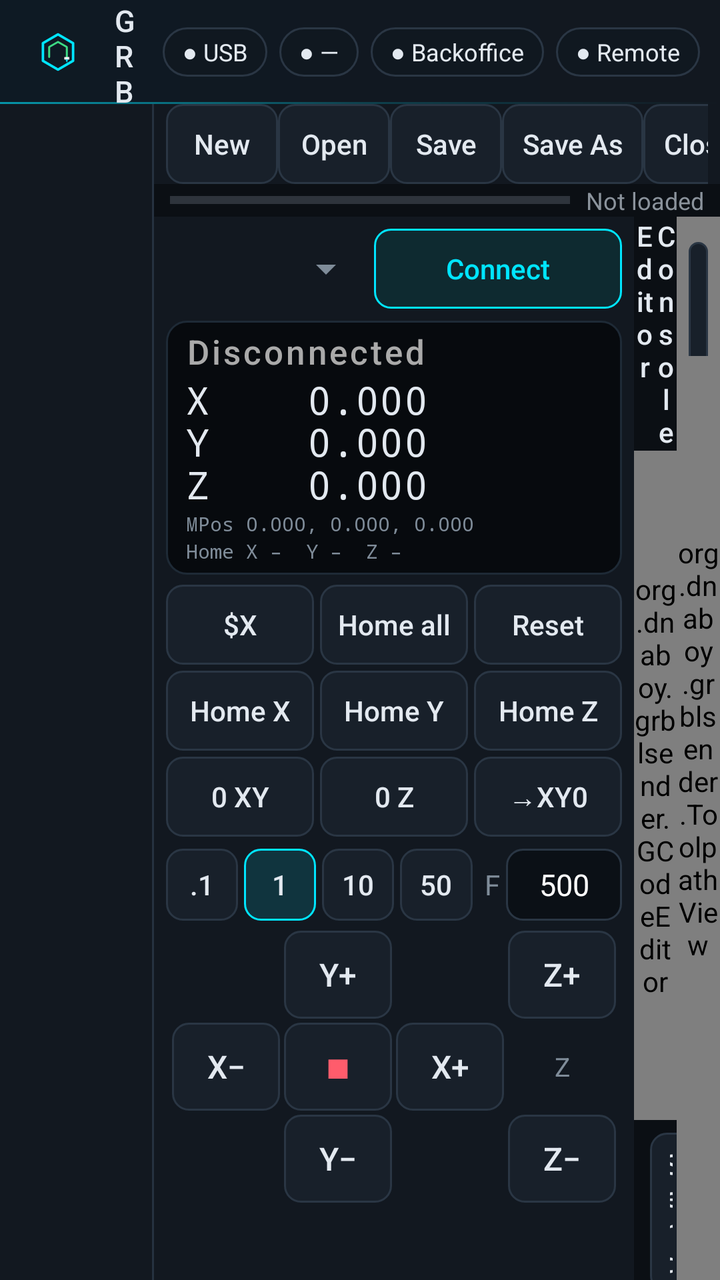
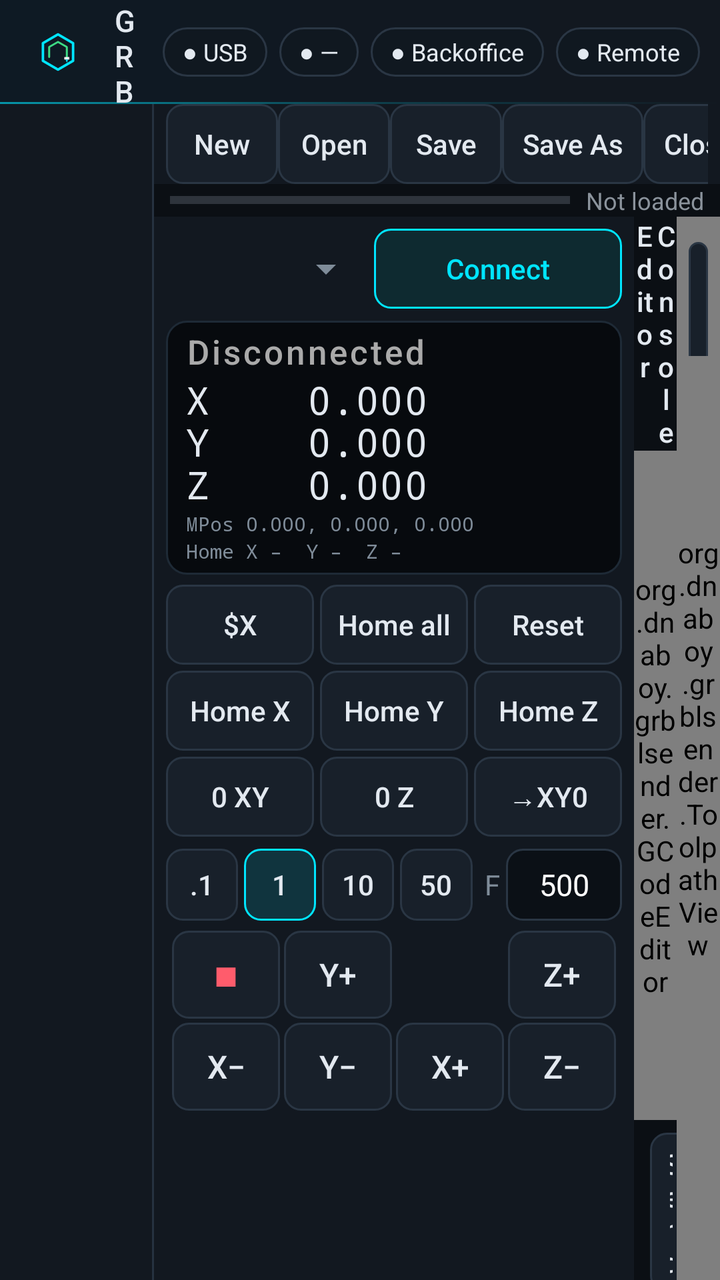

Two renders of the same Android screen: before a commit and after it. Below are the layout's source before the change and the commit's diff.
<!-- AndroidManifest.xml: application theme AppTheme -->
<!-- res/layout/activity_main.xml -->
<?xml version="1.0" encoding="utf-8"?>
<LinearLayout xmlns:android="http://schemas.android.com/apk/res/android"
    android:layout_width="match_parent"
    android:layout_height="match_parent"
    android:orientation="vertical"
    android:background="@color/bg"
    android:keepScreenOn="true">

    
    <LinearLayout
        android:id="@+id/titleBar"
        android:layout_width="match_parent"
        android:layout_height="52dp"
        android:background="@drawable/titlebar_bg"
        android:gravity="center_vertical"
        android:orientation="horizontal"
        android:paddingStart="12dp"
        android:paddingEnd="10dp">

        <ImageView
            android:layout_width="34dp"
            android:layout_height="34dp"
            android:contentDescription="Grbl Sender"
            android:src="@drawable/ic_launcher_fg"
            android:scaleType="fitCenter" />

        <LinearLayout
            android:layout_width="0dp"
            android:layout_height="wrap_content"
            android:layout_weight="1"
            android:layout_marginStart="10dp"
            android:orientation="vertical">

            <TextView
                android:id="@+id/txtTitle"
                android:layout_width="wrap_content"
                android:layout_height="wrap_content"
                android:fontFamily="sans-serif-medium"
                android:letterSpacing="0.18"
                android:text="GRBL SENDER"
                android:textColor="@color/text"
                android:textSize="15sp" />

            <TextView
                android:id="@+id/txtFile"
                android:layout_width="wrap_content"
                android:layout_height="wrap_content"
                android:ellipsize="middle"
                android:fontFamily="monospace"
                android:maxWidth="360dp"
                android:singleLine="true"
                android:text="No file"
                android:textColor="@color/muted"
                android:textSize="12sp" />
        </LinearLayout>

        <TextView android:id="@+id/chipUsb" style="@style/Chip" android:text="● USB" />
        <TextView android:id="@+id/chipMachine" style="@style/Chip" android:text="● —" />
        <TextView android:id="@+id/chipCloud" style="@style/Chip" android:text="● Backoffice" />
        <TextView android:id="@+id/chipRemote" style="@style/Chip" android:text="● Remote" />
        <TextView android:id="@+id/chipCamera" style="@style/Chip" android:text="● Camera LIVE" android:visibility="gone" />
    </LinearLayout>

    <LinearLayout
        android:layout_width="match_parent"
        android:layout_height="0dp"
        android:layout_weight="1"
        android:orientation="horizontal">

        
        <LinearLayout
            android:id="@+id/navRail"
            android:layout_width="76dp"
            android:layout_height="match_parent"
            android:background="@color/panel"
            android:gravity="center_horizontal"
            android:orientation="vertical"
            android:paddingTop="8dp"
            android:paddingStart="6dp"
            android:paddingEnd="6dp" />

        <View
            android:id="@+id/navDivider"
            android:layout_width="1dp"
            android:layout_height="match_parent"
            android:background="@color/border" />

        <FrameLayout
            android:layout_width="0dp"
            android:layout_height="match_parent"
            android:layout_weight="1">

            
            <LinearLayout
                android:id="@+id/pageControl"
                android:layout_width="match_parent"
                android:layout_height="match_parent"
                android:orientation="vertical">

            
            <LinearLayout
                android:id="@+id/toolbarRow"
                android:layout_width="match_parent"
                android:layout_height="wrap_content"
                android:orientation="horizontal"
                android:gravity="center_vertical"
                android:background="@color/panel"
                android:paddingStart="6dp"
                android:paddingEnd="6dp">

                <HorizontalScrollView
                    android:layout_width="0dp"
                    android:layout_height="wrap_content"
                    android:layout_weight="1"
                    android:scrollbars="none">

                    <LinearLayout
                        android:layout_width="wrap_content"
                        android:layout_height="wrap_content"
                        android:orientation="horizontal">

                        <Button android:id="@+id/btnNew" style="@style/Tb" android:text="New" />
                        <Button android:id="@+id/btnOpen" style="@style/Tb" android:text="Open" />
                        <Button android:id="@+id/btnSave" style="@style/Tb" android:text="Save" />
                        <Button android:id="@+id/btnSaveAs" style="@style/Tb" android:text="Save As" />
                        <Button android:id="@+id/btnClose" style="@style/Tb" android:text="Close" />
                        <View android:layout_width="1dp" android:layout_height="28dp"
                            android:layout_marginStart="6dp" android:layout_marginEnd="6dp" android:background="#3A4048" />
                        <Button android:id="@+id/btnLoad" style="@style/Tb" android:background="@drawable/btn_accent" android:text="⇩ Load" android:textColor="@color/accent" />
                        <Button android:id="@+id/btnRun" style="@style/Tb" android:background="@drawable/btn_run" android:text="▶ Run" android:textColor="@color/ok" />
                        <Button android:id="@+id/btnHold" style="@style/Tb" android:background="@drawable/btn_hold" android:text="❚❚ Hold" android:textColor="@color/warn" />
                        <Button android:id="@+id/btnResume" style="@style/Tb" android:text="Resume" />
                        <Button android:id="@+id/btnStop" style="@style/Tb" android:background="@drawable/btn_stop" android:text="■ Stop" android:textColor="@color/err" />
                    </LinearLayout>
                </HorizontalScrollView>
            </LinearLayout>

            <LinearLayout
                android:id="@+id/progressRow"
                android:layout_width="match_parent"
                android:layout_height="wrap_content"
                android:orientation="horizontal"
                android:gravity="center_vertical"
                android:paddingStart="8dp"
                android:paddingEnd="8dp">

                <ProgressBar
                    android:id="@+id/progress"
                    style="@android:style/Widget.Material.ProgressBar.Horizontal"
                    android:layout_width="0dp"
                    android:layout_height="wrap_content"
                    android:layout_weight="1"
                    android:max="1000" />

                <TextView
                    android:id="@+id/txtJob"
                    android:layout_width="wrap_content"
                    android:layout_height="wrap_content"
                    android:paddingStart="8dp"
                    android:text="Not loaded"
                    android:textColor="#8B939C"
                    android:textSize="12sp" />
            </LinearLayout>

            
            <LinearLayout
                android:layout_width="match_parent"
                android:layout_height="0dp"
                android:layout_weight="1"
                android:orientation="horizontal">

                
                <ScrollView
                    android:id="@+id/leftPanel"
                    android:layout_width="240dp"
                    android:layout_height="match_parent"
                    android:background="@color/panel">

                    <LinearLayout
                        android:layout_width="match_parent"
                        android:layout_height="wrap_content"
                        android:orientation="vertical"
                        android:padding="6dp">

                        <LinearLayout
                            android:layout_width="match_parent"
                            android:layout_height="wrap_content"
                            android:gravity="center_vertical"
                            android:orientation="horizontal">

                            
                            <Spinner
                                android:id="@+id/baud"
                                android:layout_width="104dp"
                                android:layout_height="40dp" />

                            <Button
                                android:id="@+id/btnConnect"
                                style="@style/Btn"
                                android:layout_height="40dp"
                                android:background="@drawable/btn_accent"
                                android:textColor="@color/accent"
                                android:text="Connect" />
                        </LinearLayout>

                        
                        <LinearLayout
                            android:layout_width="match_parent"
                            android:layout_height="wrap_content"
                            android:layout_marginTop="6dp"
                            android:background="@drawable/dro_bg"
                            android:orientation="vertical"
                            android:paddingStart="10dp"
                            android:paddingEnd="8dp"
                            android:paddingTop="4dp"
                            android:paddingBottom="5dp">

                            <TextView
                                android:id="@+id/txtState"
                                android:layout_width="match_parent"
                                android:layout_height="wrap_content"
                                android:fontFamily="sans-serif-medium"
                                android:letterSpacing="0.08"
                                android:singleLine="true"
                                android:text="Disconnected"
                                android:textColor="#AAAAAA"
                                android:textSize="17sp" />

                            <TextView
                                android:id="@+id/txtPos"
                                android:layout_width="match_parent"
                                android:layout_height="wrap_content"
                                android:fontFamily="monospace"
                                android:letterSpacing="0.04"
                                android:lineSpacingMultiplier="0.95"
                                android:text="X    0.000\nY    0.000\nZ    0.000"
                                android:textColor="@color/text"
                                android:textSize="19sp" />

                            <TextView
                                android:id="@+id/txtMPos"
                                android:layout_width="match_parent"
                                android:layout_height="wrap_content"
                                android:fontFamily="monospace"
                                android:singleLine="true"
                                android:text="MPos 0.000, 0.000, 0.000"
                                android:textColor="@color/muted"
                                android:textSize="10sp" />

                            <TextView
                                android:id="@+id/txtHome"
                                android:layout_width="match_parent"
                                android:layout_height="wrap_content"
                                android:fontFamily="monospace"
                                android:singleLine="true"
                                android:text="Home X –  Y –  Z –"
                                android:textColor="@color/muted"
                                android:textSize="10sp" />
                        </LinearLayout>

                        <LinearLayout
                            android:layout_width="match_parent"
                            android:layout_height="wrap_content"
                            android:layout_marginTop="5dp"
                            android:orientation="horizontal">

                            <Button android:id="@+id/btnUnlock" style="@style/BtnRow" android:text="$X" />
                            <Button android:id="@+id/btnHome" style="@style/BtnRow" android:text="Home all" />
                            <Button android:id="@+id/btnReset" style="@style/BtnRow" android:layout_marginEnd="0dp" android:text="Reset" />
                        </LinearLayout>

                        
                        <LinearLayout
                            android:layout_width="match_parent"
                            android:layout_height="wrap_content"
                            android:orientation="horizontal">

                            <Button android:id="@+id/btnHomeX" style="@style/BtnRow" android:text="Home X" />
                            <Button android:id="@+id/btnHomeY" style="@style/BtnRow" android:text="Home Y" />
                            <Button android:id="@+id/btnHomeZ" style="@style/BtnRow" android:layout_marginEnd="0dp" android:text="Home Z" />
                        </LinearLayout>

                        <LinearLayout
                            android:layout_width="match_parent"
                            android:layout_height="wrap_content"
                            android:orientation="horizontal">

                            <Button android:id="@+id/btnZeroXY" style="@style/BtnRow" android:text="0 XY" />
                            <Button android:id="@+id/btnZeroZ" style="@style/BtnRow" android:text="0 Z" />
                            <Button android:id="@+id/btnGoZero" style="@style/BtnRow" android:layout_marginEnd="0dp" android:text="→XY0" />
                        </LinearLayout>

                        
                        <LinearLayout
                            android:layout_width="match_parent"
                            android:layout_height="wrap_content"
                            android:layout_marginTop="3dp"
                            android:gravity="center_vertical"
                            android:orientation="horizontal">

                            <RadioGroup
                                android:id="@+id/stepGroup"
                                android:layout_width="0dp"
                                android:layout_height="wrap_content"
                                android:layout_weight="1"
                                android:orientation="horizontal">

                                <RadioButton android:id="@+id/s01" style="@style/Seg" android:text=".1" />
                                <RadioButton android:id="@+id/s1" style="@style/Seg" android:text="1" android:checked="true" />
                                <RadioButton android:id="@+id/s10" style="@style/Seg" android:text="10" />
                                <RadioButton android:id="@+id/s50" style="@style/Seg" android:text="50" />
                            </RadioGroup>

                            <TextView
                                android:layout_width="wrap_content"
                                android:layout_height="wrap_content"
                                android:paddingStart="3dp"
                                android:paddingEnd="3dp"
                                android:text="F"
                                android:textColor="@color/muted" />

                            <EditText
                                android:id="@+id/jogFeed"
                                android:layout_width="58dp"
                                android:layout_height="36dp"
                                android:background="@drawable/input_bg"
                                android:gravity="center"
                                android:inputType="number"
                                android:paddingStart="4dp"
                                android:paddingEnd="4dp"
                                android:selectAllOnFocus="true"
                                android:text="500"
                                android:textColor="#FFFFFF"
                                android:textSize="15sp" />
                        </LinearLayout>

                        <GridLayout
                            android:layout_width="wrap_content"
                            android:layout_height="wrap_content"
                            android:layout_gravity="center_horizontal"
                            android:layout_marginTop="4dp"
                            android:columnCount="4"
                            android:rowCount="3">

                            <Space android:layout_width="56dp" android:layout_height="46dp" />
                            <Button android:id="@+id/jYp" style="@style/Jog" android:text="Y+" />
                            <Space android:layout_width="56dp" android:layout_height="46dp" />
                            <Button android:id="@+id/jZp" style="@style/Jog" android:text="Z+" />

                            <Button android:id="@+id/jXm" style="@style/Jog" android:text="X−" />
                            <Button android:id="@+id/jStop" style="@style/Jog" android:contentDescription="Cancel jog" android:text="■" android:textColor="@color/err" />
                            <Button android:id="@+id/jXp" style="@style/Jog" android:text="X+" />
                            <TextView android:layout_width="56dp" android:layout_height="46dp" android:gravity="center" android:text="Z" android:textColor="@color/muted" android:textSize="13sp" />

                            <Space android:layout_width="56dp" android:layout_height="46dp" />
                            <Button android:id="@+id/jYm" style="@style/Jog" android:text="Y−" />
                            <Space android:layout_width="56dp" android:layout_height="46dp" />
                            <Button android:id="@+id/jZm" style="@style/Jog" android:text="Z−" />
                        </GridLayout>
                    </LinearLayout>
                </ScrollView>

                
                <LinearLayout
                    android:id="@+id/middlePanel"
                    android:layout_width="0dp"
                    android:layout_height="match_parent"
                    android:layout_weight="1"
                    android:orientation="vertical">

                    <LinearLayout
                        android:layout_width="match_parent"
                        android:layout_height="wrap_content"
                        android:orientation="horizontal">

                        <Button android:id="@+id/tabEditor" style="@style/Tab" android:text="Editor" />
                        <Button android:id="@+id/tabConsole" style="@style/Tab" android:text="Console" />
                    </LinearLayout>

                    <FrameLayout
                        android:layout_width="match_parent"
                        android:layout_height="0dp"
                        android:layout_weight="1">

                        <org.dnaboy.grblsender.GCodeEditor
                            android:id="@+id/editor"
                            android:layout_width="match_parent"
                            android:layout_height="match_parent" />

                        <org.dnaboy.grblsender.GCodeViewer
                            android:id="@+id/viewer"
                            android:layout_width="match_parent"
                            android:layout_height="match_parent"
                            android:visibility="gone" />

                        <ScrollView
                            android:id="@+id/logScroll"
                            android:layout_width="match_parent"
                            android:layout_height="match_parent"
                            android:background="#070A0E"
                            android:padding="4dp"
                            android:visibility="gone">

                            <TextView
                                android:id="@+id/txtLog"
                                android:layout_width="match_parent"
                                android:layout_height="wrap_content"
                                android:fontFamily="monospace"
                                android:textSize="12sp"
                                android:textColor="#B9E3B9"
                                android:textIsSelectable="true" />
                        </ScrollView>
                    </FrameLayout>

                    <LinearLayout
                        android:layout_width="match_parent"
                        android:layout_height="wrap_content"
                        android:orientation="horizontal">

                        <EditText
                            android:id="@+id/cmdInput"
                            android:background="@drawable/input_bg"
                            android:padding="8dp"
                            android:layout_margin="4dp"
                            android:fontFamily="monospace"
                            android:layout_width="0dp"
                            android:layout_height="wrap_content"
                            android:layout_weight="1"
                            android:hint="G-code or $ command"
                            android:imeOptions="actionSend"
                            android:inputType="textCapCharacters|textNoSuggestions"
                            android:singleLine="true"
                            android:textColor="#FFFFFF"
                            android:textColorHint="#777777" />

                        <Button
                            android:id="@+id/btnSend"
                            style="@style/Tb"
                            android:text="Send" />

                        <Button
                            android:id="@+id/btnSettings"
                            style="@style/Tb"
                            android:text="$$" />
                    </LinearLayout>
                </LinearLayout>

                
                <FrameLayout
                    android:layout_width="0dp"
                    android:layout_height="match_parent"
                    android:layout_weight="1">

                    <org.dnaboy.grblsender.ToolpathView
                        android:id="@+id/preview"
                        android:layout_width="match_parent"
                        android:layout_height="match_parent" />

                    <LinearLayout
                        android:layout_width="wrap_content"
                        android:layout_height="wrap_content"
                        android:layout_gravity="top|end"
                        android:layout_margin="6dp"
                        android:orientation="horizontal">

                        <Button
                            android:id="@+id/btnFit"
                            style="@style/Tb"
                            android:text="Fit" />

                        <Button
                            android:id="@+id/btnFull"
                            style="@style/Tb"
                            android:minWidth="48dp"
                            android:textSize="20sp"
                            android:contentDescription="Full screen preview"
                            android:text="⛶" />
                    </LinearLayout>

                    
                    <LinearLayout
                        android:id="@+id/fullControls"
                        android:layout_width="wrap_content"
                        android:layout_height="wrap_content"
                        android:layout_gravity="bottom|end"
                        android:layout_marginEnd="8dp"
                        android:layout_marginBottom="28dp"
                        android:orientation="horizontal"
                        android:visibility="gone">

                        <TextView
                            android:id="@+id/fullState"
                            android:layout_width="wrap_content"
                            android:layout_height="wrap_content"
                            android:layout_gravity="center_vertical"
                            android:background="#CC0B0F14"
                            android:padding="8dp"
                            android:textColor="@color/text"
                            android:textSize="15sp"
                            android:textStyle="bold" />

                        <Button android:id="@+id/fullHold" style="@style/Tb" android:background="@drawable/btn_hold" android:text="❚❚ Hold" android:textColor="@color/warn" />
                        <Button android:id="@+id/fullResume" style="@style/Tb" android:text="Resume" />
                        <Button android:id="@+id/fullStop" style="@style/Tb" android:background="@drawable/btn_stop" android:text="■ Stop" android:textColor="@color/err" />
                    </LinearLayout>
                </FrameLayout>
            </LinearLayout>
            </LinearLayout>

            
            <FrameLayout
                android:id="@+id/pageSettings"
                android:layout_width="match_parent"
                android:layout_height="match_parent"
                android:visibility="gone" />
        </FrameLayout>
    </LinearLayout>
</LinearLayout>
<!-- resources referenced by this layout -->
<resources>
  <color name="accent">#00E5FF</color>
  <color name="bg">#0B0F14</color>
  <color name="border">#263240</color>
  <color name="err">#FF5C6C</color>
  <color name="muted">#7F8C99</color>
  <color name="ok">#3DDC84</color>
  <color name="panel">#121820</color>
  <color name="text">#E3E9F0</color>
  <color name="warn">#FFC040</color>
  <!-- drawable dro_bg (drawable) -->
  <?xml version="1.0" encoding="utf-8"?>
  <shape xmlns:android="http://schemas.android.com/apk/res/android" android:shape="rectangle">
      <corners android:radius="10dp" />
      <solid android:color="#070A0E" />
      <stroke android:width="1dp" android:color="#1E2A36" />
  </shape>
  <!-- drawable input_bg (drawable) -->
  <?xml version="1.0" encoding="utf-8"?>
  <shape xmlns:android="http://schemas.android.com/apk/res/android" android:shape="rectangle">
      <corners android:radius="8dp" />
      <solid android:color="#0B1016" />
      <stroke android:width="1dp" android:color="#2A3644" />
  </shape>
  <style name="Btn">
          <item name="android:layout_width">0dp</item>
          <item name="android:layout_height">wrap_content</item>
          <item name="android:layout_weight">1</item>
          <item name="android:textAllCaps">false</item>
          <item name="android:minWidth">0dp</item>
          <item name="android:paddingStart">2dp</item>
          <item name="android:paddingEnd">2dp</item>
      </style>
  <style name="BtnRow" parent="Btn">
          <item name="android:layout_height">40dp</item>
          <item name="android:layout_marginEnd">3dp</item>
          <item name="android:layout_marginBottom">3dp</item>
      </style>
  <style name="Jog">
          <item name="android:layout_width">54dp</item>
          <item name="android:layout_height">44dp</item>
          <item name="android:layout_margin">1dp</item>
          <item name="android:textSize">16sp</item>
          <item name="android:textAllCaps">false</item>
          <item name="android:minWidth">0dp</item>
          <item name="android:padding">0dp</item>
      </style>
  <style name="Tab">
          <item name="android:background">@android:color/transparent</item>
          <item name="android:layout_width">0dp</item>
          <item name="android:layout_height">wrap_content</item>
          <item name="android:layout_weight">1</item>
          <item name="android:textAllCaps">false</item>
          <item name="android:minHeight">36dp</item>
      </style>
  <!-- drawable chip_bg (drawable) -->
  <?xml version="1.0" encoding="utf-8"?>
  <shape xmlns:android="http://schemas.android.com/apk/res/android" android:shape="rectangle">
      <corners android:radius="14dp" />
      <solid android:color="#101820" />
      <stroke android:width="1dp" android:color="#2A3644" />
  </shape>
  <style name="TechButton" parent="@android:style/Widget.Material.Button">
          <item name="android:background">@drawable/btn_tech</item>
          <item name="android:textColor">@color/text</item>
          <item name="android:textAllCaps">false</item>
          <item name="android:stateListAnimator">@null</item>
          <item name="android:minHeight">40dp</item>
          <item name="android:fontFamily">sans-serif-medium</item>
      </style>
  <style name="TechDialog" parent="@android:style/Theme.Material.Dialog.Alert">
          <item name="android:colorAccent">@color/accent</item>
          <item name="android:windowBackground">@drawable/dialog_bg</item>
          <item name="android:textColorPrimary">@color/text</item>
      </style>
  <!-- drawable dialog_bg (drawable) -->
  <?xml version="1.0" encoding="utf-8"?>
  <inset xmlns:android="http://schemas.android.com/apk/res/android" android:inset="16dp">
      <shape android:shape="rectangle">
          <corners android:radius="14dp" />
          <solid android:color="#121820" />
          <stroke android:width="1dp" android:color="#2A3A4C" />
      </shape>
  </inset>
  <!-- unchanged entries left out for length: 12 -->
</resources>

<!-- the commit's change to res/layout/activity_main.xml (unified diff, before → after) -->
@@ -340,21 +340,17 @@
                             android:layout_gravity="center_horizontal"
                             android:layout_marginTop="4dp"
                             android:columnCount="4"
-                            android:rowCount="3">
-
-                            <Space android:layout_width="56dp" android:layout_height="46dp" />
+                            android:rowCount="2">
+
+                            
+                            <Button android:id="@+id/jStop" style="@style/Jog" android:contentDescription="Cancel jog" android:text="■" android:textColor="@color/err" />
                             <Button android:id="@+id/jYp" style="@style/Jog" android:text="Y+" />
                             <Space android:layout_width="56dp" android:layout_height="46dp" />
                             <Button android:id="@+id/jZp" style="@style/Jog" android:text="Z+" />
 
                             <Button android:id="@+id/jXm" style="@style/Jog" android:text="X−" />
-                            <Button android:id="@+id/jStop" style="@style/Jog" android:contentDescription="Cancel jog" android:text="■" android:textColor="@color/err" />
+                            <Button android:id="@+id/jYm" style="@style/Jog" android:text="Y−" />
                             <Button android:id="@+id/jXp" style="@style/Jog" android:text="X+" />
-                            <TextView android:layout_width="56dp" android:layout_height="46dp" android:gravity="center" android:text="Z" android:textColor="@color/muted" android:textSize="13sp" />
-
-                            <Space android:layout_width="56dp" android:layout_height="46dp" />
-                            <Button android:id="@+id/jYm" style="@style/Jog" android:text="Y−" />
-                            <Space android:layout_width="56dp" android:layout_height="46dp" />
                             <Button android:id="@+id/jZm" style="@style/Jog" android:text="Z−" />
                         </GridLayout>
                     </LinearLayout>
